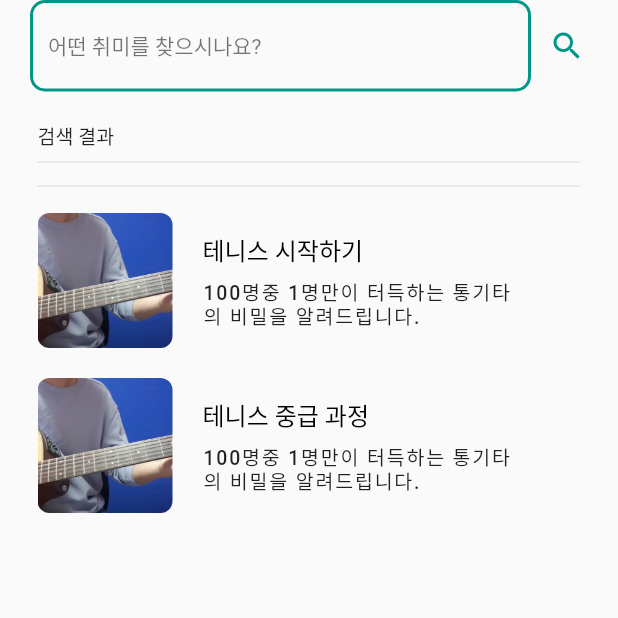
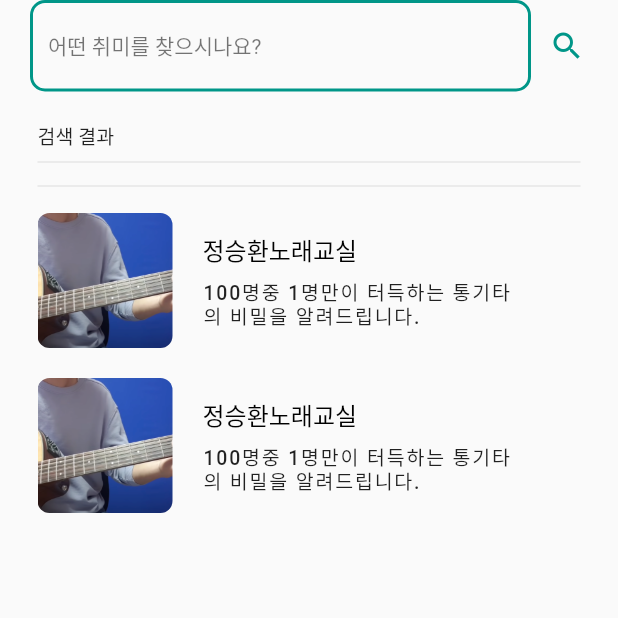
Before and after one commit to PoomAt-E/hobby-mate, a Flutter app: the HomeScreen screen opened directly, after a tap on "어떤 취미를 찾으시나요?", on a phone screen of 412 x 824 dp, the top half of it. Run offline on Flutter 3.47's test engine with Material 2 defaults, Android fonts, the phone set to English and light mode, and no system bars; our stand-ins replace chat_bubbles, chewie, cloud_firestore, dio, file_picker, firebase_core and 7 more; accounts and stored records are empty; network calls fail.

Commit message:
feat : 강의 스트리밍 추가(vod)

```diff
--- a/lib/model/vod.dart
+++ b/lib/model/vod.dart
@@ -1,37 +1,37 @@
-class Vod {
-  String id;
-  String ownerId;
-  String vodGroupId;
-  String vodName;
-  String vodType;
-  String vodUrl;
-  int vodLengthH;
-  int vodLengthM;
-  int vodLengthS;
-
-  Vod(
-      {required this.id,
-      required this.ownerId,
-      required this.vodGroupId,
-      required this.vodLengthH,
-      required this.vodLengthM,
-      required this.vodLengthS,
-      required this.vodName,
-      required this.vodType,
-      required this.vodUrl});
-}
-
 class VodGroup {
   String id;
-  String ownerId;
+  String? ownerId;
   String vodGroupName;
-  int vodNumber;
+  int vodCount;
+  String thumbnailURL;
+  String? keyword;
+
+  List<Vod>? vodList = [];
 
   VodGroup(
       {required this.id,
-      required this.ownerId,
+      this.ownerId,
       required this.vodGroupName,
-      required this.vodNumber});
+      required this.vodCount,
+      required this.thumbnailURL, this.keyword,
+      this.vodList});
+}
+
+class Vod {
+  int idx;
+  String title;
+  String description;
+  String thumbnailURL;
+  String vodURL;
+  String key;
+
+  Vod(
+      {required this.idx,
+      required this.title,
+      required this.description,
+      required this.thumbnailURL,
+      required this.vodURL,
+      required this.key});
 }
 
 class VodView {
--- a/lib/screen/main/home_screen.dart
+++ b/lib/screen/main/home_screen.dart
@@ -240,17 +240,8 @@ class HomeScreenState extends ConsumerState<HomeScreen> {
                       itemCount: 4,
                       itemBuilder: (context, index) {
                         return ClassBoxWidget(
-                            vod: Vod(
-                          ownerId: "1",
-                          vodName: '통기타 시작하기',
-                          vodGroupId: "1",
-                          vodLengthH: 1,
-                          vodLengthM: 30,
-                          vodLengthS: 1,
-                          vodType: "1",
-                          id: "1",
-                          vodUrl: "1",
-                        ));
+                          vodGroup: VodGroup(id: '6492f531eb56265b530760f2', vodGroupName: '정승환노래교실', vodCount: 4, thumbnailURL: 'https://identitylessimgserver.s3.ap-northeast-2.amazonaws.com/streaming/vodGroup/thumbnail/Jung_Seung-hwan_%28singer%29_2019-09-27.png', keyword: null),
+                        );
                       })),
               Container(
                 width: double.infinity,
--- a/lib/screen/main/search_screen.dart
+++ b/lib/screen/main/search_screen.dart
@@ -147,29 +147,9 @@ class SearchScreenState extends ConsumerState<SearchScreen> {
                         ))),
                     const Divider(),
                     ...[
-                      Vod(
-                        ownerId: "1",
-                        vodName: '테니스 시작하기',
-                        vodGroupId: "1",
-                        vodLengthH: 1,
-                        vodLengthM: 30,
-                        vodLengthS: 1,
-                        vodType: "1",
-                        id: "1",
-                        vodUrl: "1",
-                      ),
-                      Vod(
-                        ownerId: "1",
-                        vodName: '테니스 중급 과정',
-                        vodGroupId: "1",
-                        vodLengthH: 1,
-                        vodLengthM: 30,
-                        vodLengthS: 1,
-                        vodType: "1",
-                        id: "1",
-                        vodUrl: "1",
-                      )
-                    ].map((e) => ClassBoxWidget(vod: e)).toList()
+                      VodGroup(id: '6492f531eb56265b530760f2', vodGroupName: '정승환노래교실', vodCount: 4, thumbnailURL: 'https://identitylessimgserver.s3.ap-northeast-2.amazonaws.com/streaming/vodGroup/thumbnail/Jung_Seung-hwan_%28singer%29_2019-09-27.png', keyword: null),
+                       VodGroup(id: '6492f531eb56265b530760f2', vodGroupName: '정승환노래교실', vodCount: 4, thumbnailURL: 'https://identitylessimgserver.s3.ap-northeast-2.amazonaws.com/streaming/vodGroup/thumbnail/Jung_Seung-hwan_%28singer%29_2019-09-27.png', keyword: null),
+                    ].map((e) => ClassBoxWidget(vodGroup: e)).toList()
                   ])),
         )
       ]),
--- /dev/null
+++ b/lib/service/streaming_service.dart
@@ -0,0 +1,5 @@
+// class StreamingService{
+//   Future<String> getStreamUrl(String id) async {
+//
+//   }
+// }
--- a/lib/widget/home/class_box.dart
+++ b/lib/widget/home/class_box.dart
@@ -5,9 +5,9 @@ import '../../model/vod.dart';
 import '../../style/style.dart';
 
 class ClassBoxWidget extends StatefulWidget {
-  const ClassBoxWidget({super.key, required this.vod});
+  const ClassBoxWidget({super.key, required this.vodGroup});
 
-  final Vod vod;
+  final VodGroup vodGroup;
 
   @override
   State<ClassBoxWidget> createState() => _ClassBoxWidgetState();
@@ -20,17 +20,7 @@ class _ClassBoxWidgetState extends State<ClassBoxWidget> {
     return GestureDetector(
         onTap: () => Navigator.of(context).push(MaterialPageRoute(
                 builder: (context) =>
-                    ClassDetailScreen(vod: Vod(
-                      ownerId: "1",
-                      vodName: '통기타 시작하기',
-                      vodGroupId: "1",
-                      vodLengthH: 1,
-                      vodLengthM: 30,
-                      vodLengthS: 1,
-                      vodType: "1",
-                      id: "1",
-                      vodUrl: "1",
-                    ))) // 리버팟 적용된 HomeScreen 만들기
+                    ClassDetailScreen(   vodGroup: VodGroup(id: '6492f531eb56265b530760f2', vodGroupName: '정승환노래교실', vodCount: 4, thumbnailURL: 'https://identitylessimgserver.s3.ap-northeast-2.amazonaws.com/streaming/vodGroup/thumbnail/Jung_Seung-hwan_%28singer%29_2019-09-27.png', keyword: null),)) // 리버팟 적용된 HomeScreen 만들기
             ),
         child: Container(
             padding: const EdgeInsets.symmetric(vertical: 10),
@@ -60,7 +50,7 @@ class _ClassBoxWidgetState extends State<ClassBoxWidget> {
                         mainAxisAlignment: MainAxisAlignment.spaceBetween,
                         children: [
                           Text(
-                            widget.vod.vodName,
+                            widget.vodGroup.vodGroupName,
                             maxLines: 1,
                             overflow: TextOverflow.ellipsis,
                             style: TextStyle(
```
Also changed, not shown: lib/screen/class/class_detail_screen.dart (+63 -36 lines), lib/screen/class/class_list_ screen.dart (+16 -34 lines), lib/screen/estimate/estimate_screen.dart (+11 -11 lines), lib/screen/main/mentor_profile_screen.dart (+3 -11 lines).
